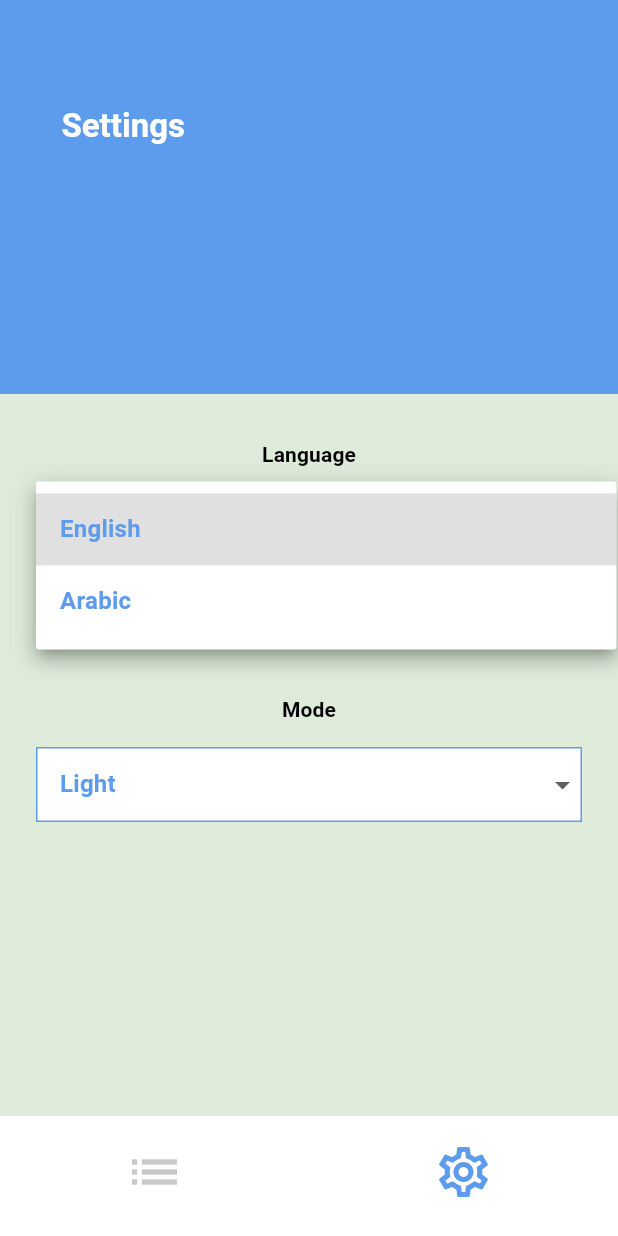
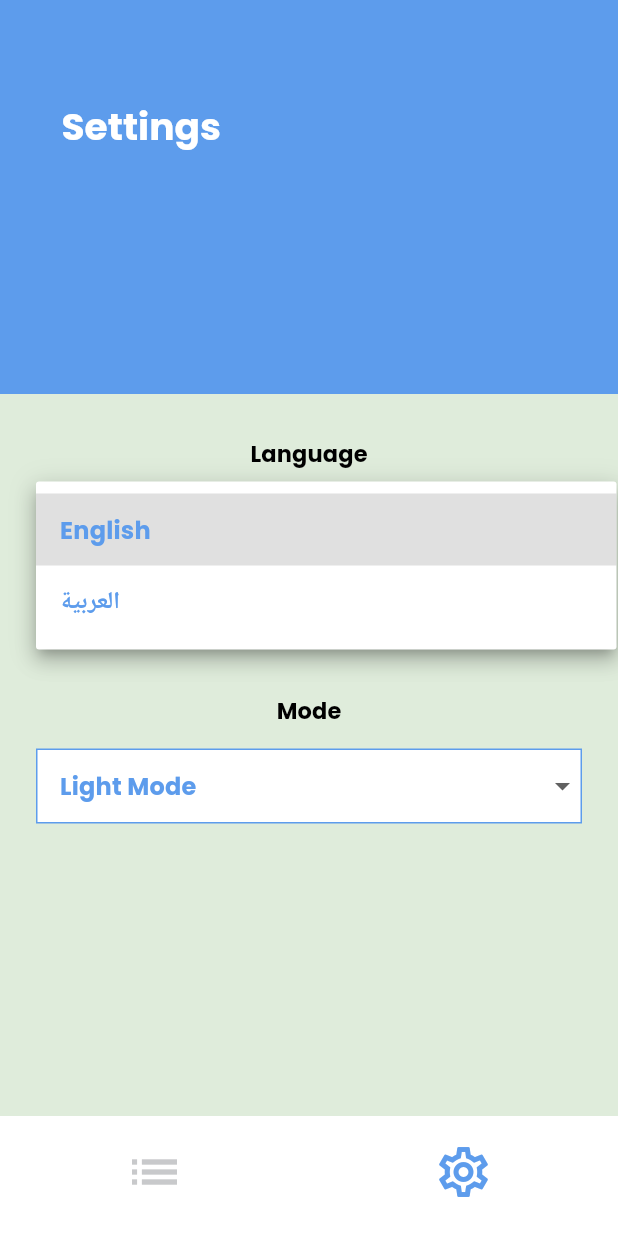
Before and after one commit to karemthabet/Taskily-Smart-Task-Manager, a Flutter app: the screen it shows after launch, item 2 of the bottom bar chosen, after a tap on "English", on a phone screen of 412 x 824 dp. Run offline on Flutter 3.47's test engine with Material 3 defaults, Android fonts, the light colour scheme and no system bars; our stand-ins replace cloud_firestore, easy_date_timeline, firebase_core, google_fonts; accounts and stored records are empty; generated files the repository leaves out were written again.

Commit message:
comp;ete home feature

```diff
--- a/lib/UI/Screens/home.dart
+++ b/lib/UI/Screens/home.dart
@@ -40,6 +40,7 @@ class _HomeState extends State<Home> {
                     context: context,
                     builder: (context) {
                       return const ButtomSheetForm();
+
                     },
                   );
                 },
--- a/lib/UI/Widgets/drobdown_custom.dart
+++ /dev/null
@@ -1,75 +0,0 @@
-import 'package:flutter/material.dart';
-import 'package:todo_app/UI/utils/app_colors.dart';
-
-class DrobdownCustom extends StatefulWidget {
-  const DrobdownCustom({
-    super.key,
-    required this.initialValue,
-    required this.value1,
-    required this.value1Key,
-    required this.value2,
-    required this.value2Key,
-    required this.onChanged,
-  });
-
-  final String initialValue;
-  final String value1;
-  final String value1Key;
-  final String value2;
-  final String value2Key;
-  final void Function(String?) onChanged;
-
-  @override
-  State<DrobdownCustom> createState() => _DrobdownCustomState();
-}
-
-class _DrobdownCustomState extends State<DrobdownCustom> {
-  late String selectedValue;
-
-  @override
-  void initState() {
-    super.initState();
-    selectedValue = widget.initialValue;
-  }
-
-  @override
-  Widget build(BuildContext context) {
-    return Container(
-      margin: const EdgeInsets.symmetric(vertical: 15, horizontal: 24),
-      padding: const EdgeInsets.only(left: 15),
-      decoration: BoxDecoration(
-        color: Theme.of(context).colorScheme.onPrimary,
-        border: Border.all(color: AppColors.primaryColor),
-      ),
-      child: DropdownButtonHideUnderline(
-        child: DropdownButton<String>(
-          dropdownColor: Theme.of(context).colorScheme.onPrimary,
-          value: selectedValue,
-          isExpanded: true,
-          items: [
-            DropdownMenuItem<String>(
-              value: widget.value1Key,
-              child: Text(
-                widget.value1,
-                style: const TextStyle(color: AppColors.primaryColor, fontSize: 16),
-              ),
-            ),
-            DropdownMenuItem<String>(
-              value: widget.value2Key,
-              child: Text(
-                widget.value2,
-                style: const TextStyle(color: AppColors.primaryColor, fontSize: 16),
-              ),
-            ),
-          ],
-          onChanged: (value) {
-            setState(() {
-              selectedValue = value!;
-            });
-            widget.onChanged(value);
-          },
-        ),
-      ),
-    );
-  }
-}
--- a/lib/UI/utils/app_theme.dart
+++ b/lib/UI/utils/app_theme.dart
@@ -1,5 +1,6 @@
 import 'package:flutter/material.dart';
 import 'package:todo_app/UI/utils/app_colors.dart';
+import 'package:google_fonts/google_fonts.dart';
 
 abstract class AppTheme {
   static ThemeData lightTheme = ThemeData(
@@ -8,14 +9,24 @@ abstract class AppTheme {
       elevation: 0,
       centerTitle: false,
     ),
-    textTheme: const TextTheme(
-      titleLarge: TextStyle(color: Colors.white, fontWeight: FontWeight.bold),
+    textTheme: GoogleFonts.poppinsTextTheme(
+      const TextTheme(
+        titleLarge: TextStyle(
+          color: Colors.white,
+          fontWeight: FontWeight.bold,
+          fontSize: 25,
+        ),
         titleMedium: TextStyle(
           color: AppColors.primaryColor,
           fontWeight: FontWeight.bold,
-        fontSize: 20,
+          fontSize: 21,
         ),
-      titleSmall: TextStyle(color: Colors.black, fontWeight: FontWeight.bold),
+        titleSmall: TextStyle(
+          color: Colors.black,
+          fontWeight: FontWeight.bold,
+          fontSize: 15
+        ),
+      ),
     ),
     floatingActionButtonTheme: const FloatingActionButtonThemeData(
       backgroundColor: AppColors.primaryColor,
@@ -51,16 +62,24 @@ abstract class AppTheme {
       elevation: 0,
       centerTitle: false,
     ),
-    textTheme: const TextTheme(
+    textTheme: GoogleFonts.poppinsTextTheme(
+      const TextTheme(
         titleLarge: TextStyle(
           color: AppColors.scaffoldBackgroundColorDarkMode,
           fontWeight: FontWeight.bold,
+          fontSize: 25
         ),
         titleMedium: TextStyle(
           color: AppColors.primaryColor,
           fontWeight: FontWeight.bold,
+          fontSize: 19
         ),
-      titleSmall: TextStyle(color: Colors.white, fontWeight: FontWeight.bold),
+        titleSmall: TextStyle(
+          color: Colors.white,
+          fontWeight: FontWeight.bold,
+          fontSize: 15
+        ),
+      ),
     ),
     floatingActionButtonTheme: const FloatingActionButtonThemeData(
       backgroundColor: AppColors.primaryColor,
@@ -88,7 +107,7 @@ abstract class AppTheme {
       error: Colors.white,
       onError: Colors.white,
       surface: AppColors.scaffoldBackgroundColorDarkMode,
-      onSurface: Colors.white,
+      onSurface: AppColors.primaryColor,
     ),
   );
 }
--- a/lib/main.dart
+++ b/lib/main.dart
@@ -6,6 +6,7 @@ import 'package:todo_app/UI/utils/app_theme.dart';
 import 'package:todo_app/firebase_options.dart';
 import 'package:flutter_gen/gen_l10n/app_localizations.dart';
 import 'package:todo_app/provider/language_provider.dart';
+import 'package:todo_app/provider/tasks_provider.dart';
 import 'package:todo_app/provider/theme_provider.dart';
 import 'package:provider/provider.dart';
 
@@ -18,7 +19,8 @@ Future<void> main() async {
     MultiProvider(
       providers: [
         ChangeNotifierProvider(create: (_) => ThemeProvider()),
-        ChangeNotifierProvider(create: (context) => LanguageProvider(),)
+        ChangeNotifierProvider(create: (context) => LanguageProvider(),),
+        ChangeNotifierProvider(create: (context) => TasksProvider()..getTasksByDate(),)
       ],
       child: const TodoApp(),
     ),
--- a/lib/provider/done_provider.dart
+++ /dev/null
@@ -1,5 +0,0 @@
-import 'package:flutter/material.dart';
-
-class DoneProvider with ChangeNotifier {
-
-}
--- a/lib/provider/tasks_provider.dart
+++ b/lib/provider/tasks_provider.dart
@@ -1,14 +1,36 @@
-// import 'package:flutter/material.dart';
-// import 'package:todo_app/UI/Models/task_model.dart';
+import 'package:flutter/material.dart';
+import 'package:todo_app/UI/Models/task_model.dart';
+import 'package:todo_app/remot/firebase_services.dart';
 
-// class TasksProvider with ChangeNotifier{
-//   List<TaskModel>tasks=[
-// Data
+class TasksProvider with ChangeNotifier {
+  List<TaskModel> taskModels = [];
+  DateTime selectedDate = DateTime.now();
+  Future<void> getTasksByDate() async {
+    try {
+      List<TaskModel> allTasks = await FirebaseServices.getTasksByData(
+          DateTime(selectedDate.year, selectedDate.month, selectedDate.day));
+      taskModels = allTasks;
+      notifyListeners();
+    } catch (e) {}
+  }
 
+  Future<void> addTask(TaskModel newTask) async {
+    try {
+      await FirebaseServices.addTask(newTask);
+      changeSelectedDate(selectedDate);
+      getTasksByDate();
+      notifyListeners();
+    } catch (e) {
+      print(e);
+    }
+  }
 
-
-//   ];
-
-
-
-// }
+  changeSelectedDate(DateTime newDate) async {
+    try {
+      selectedDate = newDate;
+      await getTasksByDate();
+    } catch (e) {
+      print(e);
+    }
+  }
+}
--- a/lib/remot/firebase_services.dart
+++ b/lib/remot/firebase_services.dart
@@ -35,4 +35,16 @@ abstract class FirebaseServices {
         )
         .toList();
   }
+
+  static Future<List<TaskModel>> getTasksByData(DateTime selectedDate) async {
+    CollectionReference<TaskModel> tasksCollection = getTasksCollection();
+    QuerySnapshot<TaskModel> tasksQuery = await tasksCollection
+        .where("date", isEqualTo: Timestamp.fromDate(selectedDate))
+        .get();
+    return tasksQuery.docs
+        .map(
+          (e) => e.data(),
+        )
+        .toList();
+  }
 }
--- a/lib/tabs/list_tabs/list_tab.dart
+++ b/lib/tabs/list_tabs/list_tab.dart
@@ -1,8 +1,8 @@
 import 'package:easy_date_timeline/easy_date_timeline.dart';
 import 'package:flutter/material.dart';
-import 'package:todo_app/UI/Models/task_model.dart';
+import 'package:provider/provider.dart';
 import 'package:todo_app/UI/Widgets/card_item.dart';
-import 'package:todo_app/remot/firebase_services.dart';
+import 'package:todo_app/provider/tasks_provider.dart';
 
 class ListTab extends StatefulWidget {
   const ListTab({super.key});
@@ -12,15 +12,11 @@ class ListTab extends StatefulWidget {
 }
 
 class _ListTabState extends State<ListTab> {
-  List<TaskModel> tasks = [];
   EasyInfiniteDateTimelineController? controller =
       EasyInfiniteDateTimelineController();
-  DateTime selectedDate = DateTime.now();
   @override
   Widget build(BuildContext context) {
-    if (tasks.isEmpty) {
-      getTasks();
-    }
+    TasksProvider tasksProvider = Provider.of(context)!;
     return Column(
       children: [
         Padding(
@@ -29,14 +25,13 @@ class _ListTabState extends State<ListTab> {
             showTimelineHeader: false,
             // selectionMode: const SelectionMode.autoCenter(),
             onDateChange: (newDate) {
-              selectedDate = newDate;
-              setState(() {});
+              tasksProvider.changeSelectedDate(newDate);
             },
 
             controller: controller,
-            firstDate: DateTime(2024),
-            focusDate: selectedDate,
-            lastDate: DateTime(2025),
+            firstDate: DateTime(2025),
+            focusDate: tasksProvider.selectedDate,
+            lastDate: DateTime(2040),
             dayProps: EasyDayProps(
               todayStyle: DayStyle(
                 dayStrStyle: TextStyle(
@@ -94,19 +89,13 @@ class _ListTabState extends State<ListTab> {
         ),
         Expanded(
           child: ListView.builder(
-            itemCount: tasks.length,
+            itemCount: tasksProvider.taskModels.length,
             itemBuilder: (context, index) {
-              return CardItem(task: tasks[index]);
+              return CardItem(task: tasksProvider.taskModels[index]);
             },
           ),
         ),
       ],
     );
   }
-
-  getTasks() async {
-    List<TaskModel> allTasks = await FirebaseServices.getTasks();
-    tasks = allTasks;
-    setState(() {});
-  }
 }
--- a/lib/tabs/settings_tabs/settings_tab.dart
+++ b/lib/tabs/settings_tabs/settings_tab.dart
@@ -1,8 +1,8 @@
 import 'package:flutter/material.dart';
 import 'package:provider/provider.dart';
-import 'package:todo_app/UI/Widgets/drobdown_custom.dart';
 import 'package:todo_app/UI/Widgets/scaffold_custom.dart';
 import 'package:flutter_gen/gen_l10n/app_localizations.dart';
+import 'package:todo_app/UI/utils/app_colors.dart';
 import 'package:todo_app/provider/language_provider.dart';
 import 'package:todo_app/provider/theme_provider.dart';
 
@@ -14,16 +14,23 @@ class SettingsTab extends StatefulWidget {
 }
 
 class _SettingsTabState extends State<SettingsTab> {
-  String selectedValue = "en";
-  String selectedAppThemeMode = "Light";
+  late String selectedValue;
+  late String selectedAppThemeMode;
+  late ThemeProvider themeProvider;
+  late LanguageProvider languageProvider;
+
+  @override
+  void initState() {
+    super.initState();
+     themeProvider = Provider.of<ThemeProvider>(context, listen: false);
+     languageProvider = Provider.of<LanguageProvider>(context, listen: false);
+
+    selectedValue = languageProvider.selectedLanguage;
+    selectedAppThemeMode = themeProvider.appThemeMode.toString();
+  }
 
   @override
   Widget build(BuildContext context) {
-    ThemeProvider themeProvider = Provider.of(context)!;
-    LanguageProvider languageProvider = Provider.of(context)!;
-
-    Locale currentLocale = Localizations.localeOf(context);
-
     return ScaffoldCustom(
       appBar: AppBar(
         title: Padding(
@@ -42,44 +49,94 @@ class _SettingsTabState extends State<SettingsTab> {
             AppLocalizations.of(context)!.language,
             style: Theme.of(context).textTheme.titleSmall,
           ),
-          DrobdownCustom(
-            onChanged: (valueKey) {
+          Container(
+            margin: const EdgeInsets.symmetric(vertical: 15, horizontal: 24),
+            padding: const EdgeInsets.only(left: 15),
+            decoration: BoxDecoration(
+              color: Theme.of(context).colorScheme.onPrimary,
+              border: Border.all(color: AppColors.primaryColor),
+            ),
+            child: DropdownButtonHideUnderline(
+              child: DropdownButton<String>(
+                dropdownColor: Theme.of(context).colorScheme.onPrimary,
+                value: selectedValue,
+                isExpanded: true,
+                items:const  [
+                    DropdownMenuItem<String>(
+                    value: 'en',
+                    child: Text(
+                      'English',
+                      style: TextStyle(color: AppColors.primaryColor, fontSize: 16),
+                    ),
+                  ),
+                    DropdownMenuItem<String>(
+                    value: 'ar',
+                    child: Text(
+                      'العربية',
+                      style: TextStyle(color: AppColors.primaryColor, fontSize: 16),
+                    ),
+                  ),
+                ],
+                onChanged: (valueKey) {
               setState(() {
                 selectedValue = valueKey!;
               });
               selectedValue == "en"
                   ? languageProvider.changeSelectedLanguage("en")
                   : languageProvider.changeSelectedLanguage("ar");
+                  setState(() {
+
+                  });
             },
-            initialValue: selectedValue,
-            value1: "English",
-            value2: "Arabic",
-            value1Key: "en",
-            value2Key: "ar",
+              ),
+            ),
           ),
-          const SizedBox(
-            height: 70,
-          ),
+          const SizedBox(height: 70),
+
           // Mode Dropdown
           Text(
             AppLocalizations.of(context)!.mode,
             style: Theme.of(context).textTheme.titleSmall,
           ),
-          DrobdownCustom(
-            onChanged: (valueKey) {
+          Container(
+            margin: const EdgeInsets.symmetric(vertical: 15, horizontal: 24),
+            padding: const EdgeInsets.only(left: 15),
+            decoration: BoxDecoration(
+              color: Theme.of(context).colorScheme.onPrimary,
+              border: Border.all(color: AppColors.primaryColor),
+            ),
+            child: DropdownButtonHideUnderline(
+              child: DropdownButton<String>(
+                dropdownColor: Theme.of(context).colorScheme.onPrimary,
+                value: selectedAppThemeMode,
+                isExpanded: true,
+                items:const  [
+                   DropdownMenuItem<String>(
+                    value: "ThemeMode.light",
+                    child: Text(
+                      'Light Mode',
+                      style: TextStyle(color: AppColors.primaryColor, fontSize: 16),
+                    ),
+                  ),
+                   DropdownMenuItem<String>(
+                    value: "ThemeMode.dark",
+                    child: Text(
+                      'Dark Mode',
+                      style: TextStyle(color: AppColors.primaryColor, fontSize: 16),
+                    ),
+                  ),
+                ],
+               onChanged: (valueKey) {
               setState(() {
                 selectedAppThemeMode = valueKey!;
               });
 
-              selectedAppThemeMode == "Light"
+              selectedAppThemeMode == "ThemeMode.light"
                   ? themeProvider.changeAppThemeMode(ThemeMode.light)
                   : themeProvider.changeAppThemeMode(ThemeMode.dark);
             },
-            initialValue: selectedAppThemeMode,
-            value1: "Light",
-            value2: "Dark",
-            value1Key: "Light",
-            value2Key: "Dark",
+              ),
+            ),
           ),
         ],
       ),
```
Also changed, not shown: lib/UI/Widgets/buttom_sheet_form.dart (+38 -52 lines), lib/UI/Widgets/card_item.dart (+18 -7 lines), pubspec.yaml (+4 -3 lines), lib/UI/utils/app_styles.dart (deleted), pubspec.lock, 1 other file. Lines whose indentation alone changed are shown as unchanged.
